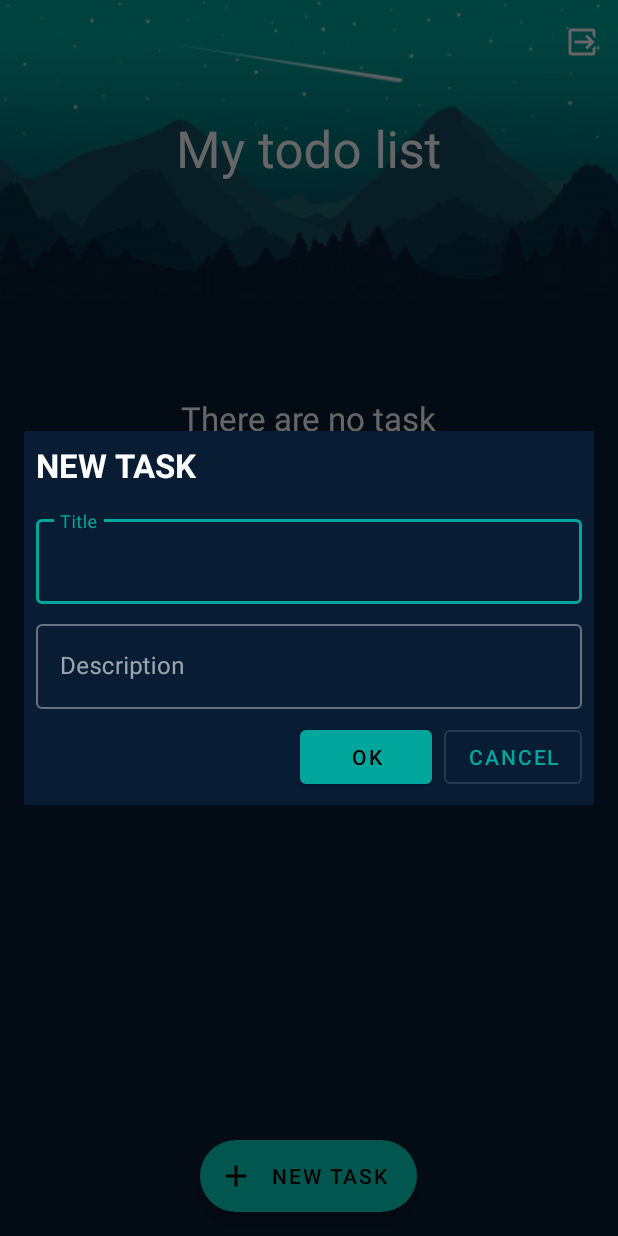
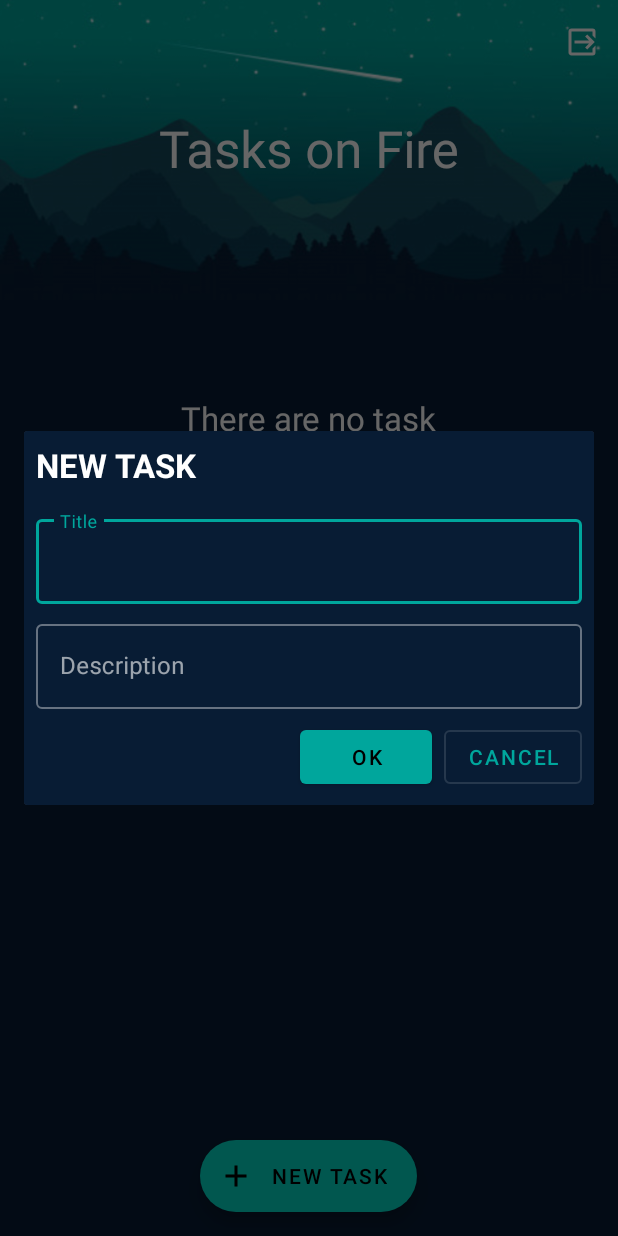
Before and after one commit to vrepp/tvz.tasks-on-fire-android, an Android app: the TasksActivity screen opened directly, with no data from a screen before it, after a tap on "NEW TASK", on a phone screen of 412 x 824 dp. Run offline under Robolectric (Android 15) with nearby library versions, the phone set to English and light mode, and no system bars; our stand-ins replace RxJava; network calls fail.

Commit message:
working version

```diff
--- a/app/src/main/java/hr/tvz/android/tasksonfirerep/model/Task.kt
+++ b/app/src/main/java/hr/tvz/android/tasksonfirerep/model/Task.kt
@@ -4,14 +4,14 @@ import com.google.gson.annotations.SerializedName
 import java.util.*
 
 data class Task(
-    var id: String,
+    var taskId: String,
     var title: String,
     var description: String,
     @SerializedName("created_at")
     var CreatedAt: Date) {
 
     fun clear() {
-        id = ""
+        taskId = ""
         title = ""
         description = ""
         CreatedAt = Date()
--- a/app/src/main/java/hr/tvz/android/tasksonfirerep/network/API.kt
+++ b/app/src/main/java/hr/tvz/android/tasksonfirerep/network/API.kt
@@ -11,35 +11,41 @@ import hr.tvz.android.tasksonfirerep.util.BASE_URL
 import hr.tvz.android.tasksonfirerep.util.MySharedPreferences
 import io.reactivex.Observable
 import okhttp3.OkHttpClient
+import okhttp3.logging.HttpLoggingInterceptor
 import retrofit2.Retrofit
 import retrofit2.adapter.rxjava2.RxJava2CallAdapterFactory
 import retrofit2.converter.gson.GsonConverterFactory
 import retrofit2.http.*
 
+
 interface API {
     @Headers("No-Authentication: true")
-    @POST("/login")
+    @POST("/api/v1/auth/login")
     fun login(@Body login: Login) : Observable<LoginTokenResponse>
 
     @Headers("No-Authentication: true")
-    @POST("/register")
+    @POST("/api/v1/auth/register")
     fun register(@Body register: Login) : Observable<BasicResponse>
 
-    @GET("/tasks/")
+    @GET("/api/v1/tasks/")
     fun getAllTask() : Observable<TaskListResponse>
 
-    @POST("/tasks/")
+    @POST("/api/v1/tasks/")
     fun createTask(@Body basicTask: BasicTask) : Observable<TaskCreateResponse>
 
-    @PUT("/tasks/{id}")
+    @PUT("/api/v1/tasks/{id}")
     fun update(@Body task: BasicTask, @Path("id") id: String) : Observable<TaskUpdateResponse>
 
-    @DELETE("/tasks/{id}")
+    @DELETE("/api/v1/tasks/{id}")
     fun delete(@Path("id") id: String) : Observable<TaskDeleteResponse>
 
     companion object {
         fun create(): API {
+            val loggingInterceptor = HttpLoggingInterceptor()
+            loggingInterceptor.level = HttpLoggingInterceptor.Level.BODY
+
             val client: OkHttpClient = OkHttpClient.Builder()
+                .addInterceptor(loggingInterceptor)
                 .addInterceptor {
                     val header= it.request().header("No-Authentication")
                     val token = MySharedPreferences.getToken()
--- a/app/src/main/java/hr/tvz/android/tasksonfirerep/ui/task/TasksActivity.kt
+++ b/app/src/main/java/hr/tvz/android/tasksonfirerep/ui/task/TasksActivity.kt
@@ -121,7 +121,7 @@ class TasksActivity : AppCompatActivity(),
         prev?.let { ft.remove(it) }
         ft.addToBackStack(null)
 
-        val updateDialog = UpdateTaskDialog.newInstance(task.id, task.title, task.description)
+        val updateDialog = UpdateTaskDialog.newInstance(task.taskId, task.title, task.description)
         updateDialog.show(ft, UpdateTaskDialog.TAG)
     }
 
@@ -131,7 +131,7 @@ class TasksActivity : AppCompatActivity(),
         prev?.let { ft.remove(it) }
         ft.addToBackStack(null)
 
-        val deleteDialog = DeleteTaskDialog.newInstance(task.id, task.title, task.description)
+        val deleteDialog = DeleteTaskDialog.newInstance(task.taskId, task.title, task.description)
         deleteDialog.show(ft, DeleteTaskDialog.TAG)
     }
 
--- a/app/src/main/java/hr/tvz/android/tasksonfirerep/ui/task/dialog/UpdateTaskDialog.kt
+++ b/app/src/main/java/hr/tvz/android/tasksonfirerep/ui/task/dialog/UpdateTaskDialog.kt
@@ -56,7 +56,7 @@ class UpdateTaskDialog: DialogFragment() {
         validator.add(inputLayoutTitle)
         tvDialogTitle.text = resources.getString(R.string.update_task)
 
-        tmpTask.id = arguments?.getString(EXTRA_ID)!!
+        tmpTask.taskId = arguments?.getString(EXTRA_ID)!!
         tmpTask.title = arguments?.getString(EXTRA_TITLE)!!
         tmpTask.description = arguments?.getString(EXTRA_DESCRIPTION)!!
 
@@ -68,7 +68,7 @@ class UpdateTaskDialog: DialogFragment() {
             tmpTask.description = etDescription.text.toString()
 
             if (validator.result()) {
-                myListener.updateTask(tmpTask.id, tmpTask.title, tmpTask.description)
+                myListener.updateTask(tmpTask.taskId, tmpTask.title, tmpTask.description)
                 tmpTask.clear()
                 dismiss()
             }
--- a/app/src/main/java/hr/tvz/android/tasksonfirerep/util/Constant.kt
+++ b/app/src/main/java/hr/tvz/android/tasksonfirerep/util/Constant.kt
@@ -2,4 +2,4 @@ package hr.tvz.android.tasksonfirerep.util
 
 const val SHARED_PREFERENCE_FILE = "tasksonfire"
 const val SP_TOKEN = "token"
-const val BASE_URL = "https://us-central1-tasksonfire-87be6.cloudfunctions.net/api/v1/"
+const val BASE_URL = "https://us-central1-tasksonfire-87be6.cloudfunctions.net/"
--- a/app/src/main/res/values/strings.xml
+++ b/app/src/main/res/values/strings.xml
@@ -12,7 +12,7 @@
     <string name="new_task">New basicTask</string>
     <string name="delete">delete</string>
     <string name="add_new_task">new task</string>
-    <string name="my_todo_list">My todo list</string>
+    <string name="my_todo_list">Tasks on Fire</string>
     <string name="logout">Logout</string>
     <string name="back">back</string>
     <string name="back_to_signup_message">Use your email and password to login
```
Also changed, not shown: app/src/main/java/hr/tvz/android/tasksonfirerep/ui/task/TaskAdapter.kt (+4 -3 lines).
